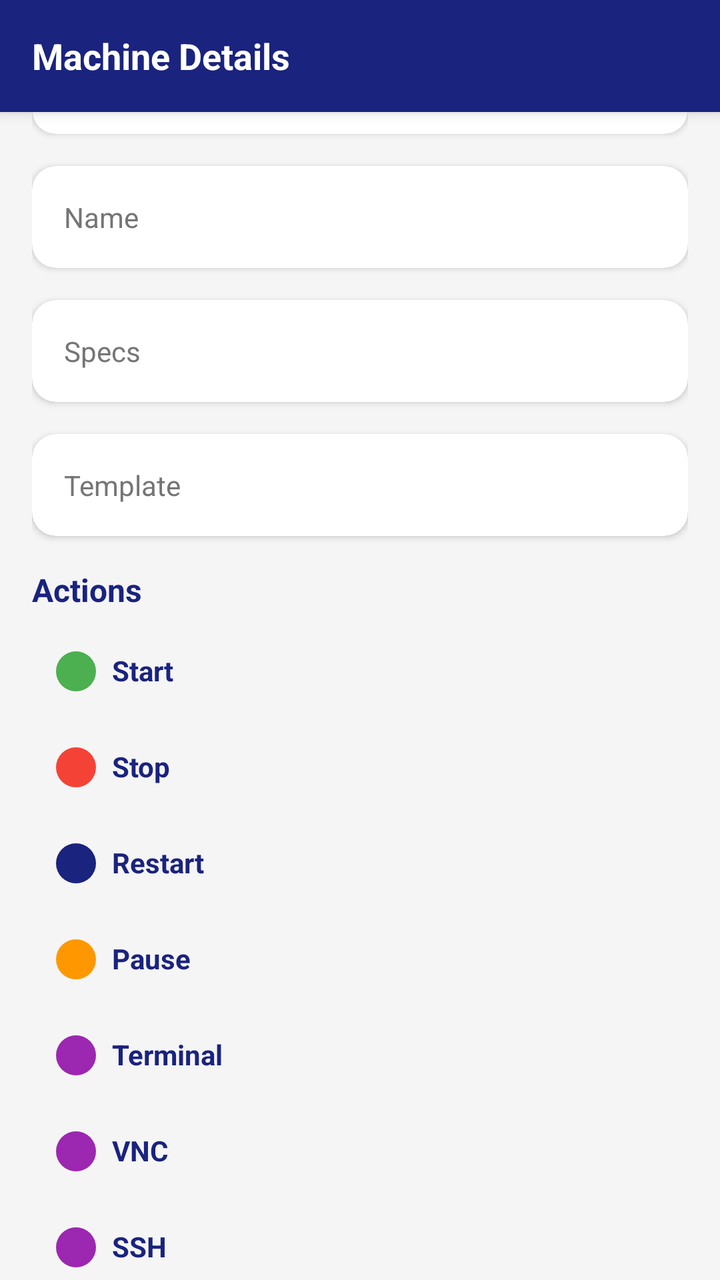
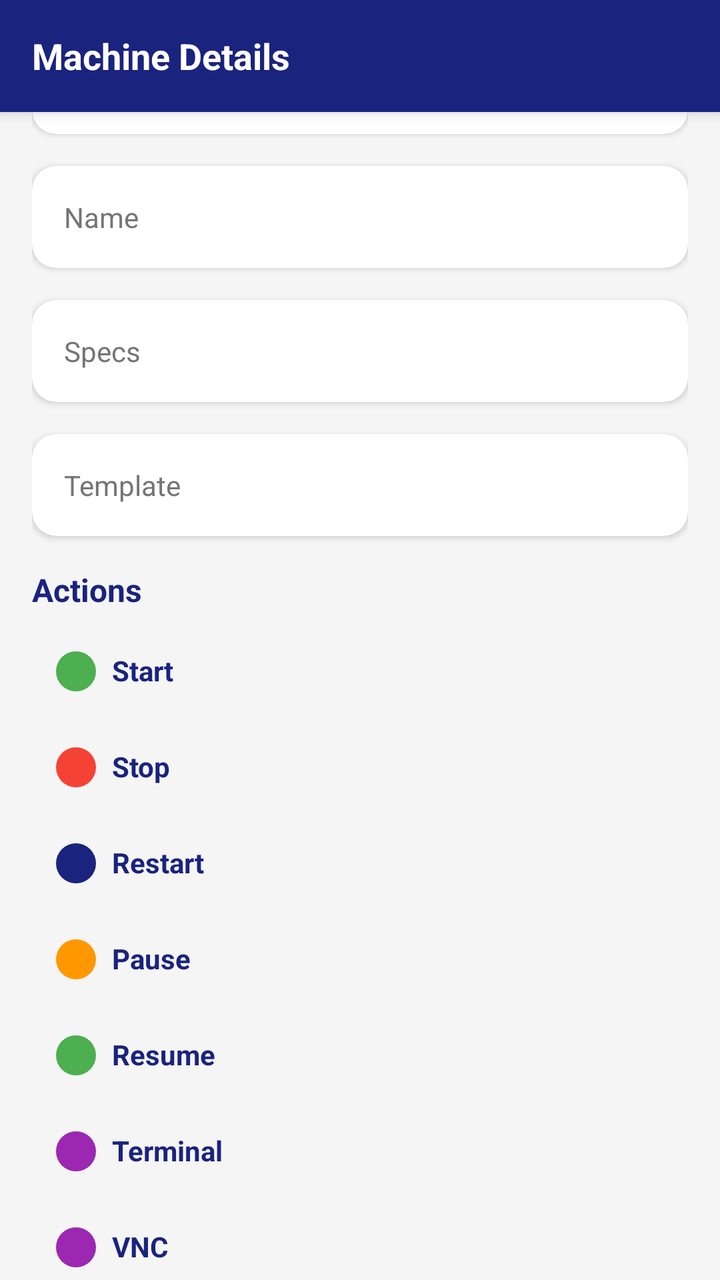

Before-and-after screenshots of an Android layout around one commit, followed by the original layout XML and the change that was made.
<!-- AndroidManifest.xml: activity theme Theme.InstaboxManager -->
<!-- res/layout/activity_machine_detail.xml -->
<?xml version="1.0" encoding="utf-8"?>
<androidx.coordinatorlayout.widget.CoordinatorLayout
    xmlns:android="http://schemas.android.com/apk/res/android"
    xmlns:app="http://schemas.android.com/apk/res-auto"
    xmlns:tools="http://schemas.android.com/tools"
    android:layout_width="match_parent"
    android:layout_height="match_parent"
    android:background="@color/background">

    <com.google.android.material.appbar.AppBarLayout
        android:layout_width="match_parent"
        android:layout_height="wrap_content"
        android:background="@color/primary">

        <androidx.appcompat.widget.Toolbar
            android:id="@+id/toolbar"
            android:layout_width="match_parent"
            android:layout_height="?attr/actionBarSize"
            android:background="@color/primary">

            <TextView
                android:layout_width="wrap_content"
                android:layout_height="wrap_content"
                android:text="@string/machine_details"
                android:textColor="@color/white"
                android:textSize="18sp"
                android:textStyle="bold" />

        </androidx.appcompat.widget.Toolbar>

    </com.google.android.material.appbar.AppBarLayout>

    <androidx.core.widget.NestedScrollView
        android:layout_width="match_parent"
        android:layout_height="match_parent">

        <LinearLayout
            android:layout_width="match_parent"
            android:layout_height="wrap_content"
            android:orientation="vertical"
            android:padding="16dp">

            
            <com.google.android.material.card.MaterialCardView
                android:layout_width="match_parent"
                android:layout_height="wrap_content"
                android:layout_marginBottom="16dp"
                app:cardCornerRadius="12dp"
                app:cardElevation="2dp">

                <LinearLayout
                    android:layout_width="match_parent"
                    android:layout_height="wrap_content"
                    android:orientation="horizontal"
                    android:padding="16dp"
                    android:gravity="center_vertical">

                    <TextView
                        android:layout_width="0dp"
                        android:layout_height="wrap_content"
                        android:layout_weight="1"
                        android:text="@string/machine_status"
                        android:textColor="@color/text_secondary"
                        android:textSize="14sp" />

                    <ImageView
                        android:id="@+id/indicatorState"
                        android:layout_width="16dp"
                        android:layout_height="16dp"
                        android:layout_marginEnd="8dp"
                        android:src="@drawable/rounded_corner"
                        android:tint="@color/status_unknown" />

                    <TextView
                        android:id="@+id/textStatus"
                        android:layout_width="wrap_content"
                        android:layout_height="wrap_content"
                        android:textSize="14sp"
                        android:textStyle="bold"
                        android:textColor="@color/text_primary" />
                </LinearLayout>

            </com.google.android.material.card.MaterialCardView>

            
            <com.google.android.material.card.MaterialCardView
                android:layout_width="match_parent"
                android:layout_height="wrap_content"
                android:layout_marginBottom="16dp"
                app:cardCornerRadius="12dp"
                app:cardElevation="2dp">

                <LinearLayout
                    android:layout_width="match_parent"
                    android:layout_height="wrap_content"
                    android:orientation="horizontal"
                    android:padding="16dp"
                    android:gravity="center_vertical">

                    <TextView
                        android:layout_width="0dp"
                        android:layout_height="wrap_content"
                        android:layout_weight="1"
                        android:text="@string/machine_name"
                        android:textColor="@color/text_secondary"
                        android:textSize="14sp" />

                    <TextView
                        android:id="@+id/textName"
                        android:layout_width="0dp"
                        android:layout_height="wrap_content"
                        android:layout_weight="2"
                        android:textSize="14sp"
                        android:textColor="@color/text_primary" />
                </LinearLayout>

            </com.google.android.material.card.MaterialCardView>

            
            <com.google.android.material.card.MaterialCardView
                android:layout_width="match_parent"
                android:layout_height="wrap_content"
                android:layout_marginBottom="16dp"
                app:cardCornerRadius="12dp"
                app:cardElevation="2dp">

                <LinearLayout
                    android:layout_width="match_parent"
                    android:layout_height="wrap_content"
                    android:orientation="horizontal"
                    android:padding="16dp"
                    android:gravity="center_vertical">

                    <TextView
                        android:layout_width="0dp"
                        android:layout_height="wrap_content"
                        android:layout_weight="1"
                        android:text="@string/machine_specs_label"
                        android:textColor="@color/text_secondary"
                        android:textSize="14sp" />

                    <TextView
                        android:id="@+id/textSpecs2"
                        android:layout_width="0dp"
                        android:layout_height="wrap_content"
                        android:layout_weight="2"
                        android:textSize="14sp"
                        android:textColor="@color/text_primary" />
                </LinearLayout>

            </com.google.android.material.card.MaterialCardView>

            
            <com.google.android.material.card.MaterialCardView
                android:layout_width="match_parent"
                android:layout_height="wrap_content"
                android:layout_marginBottom="16dp"
                app:cardCornerRadius="12dp"
                app:cardElevation="2dp">

                <LinearLayout
                    android:layout_width="match_parent"
                    android:layout_height="wrap_content"
                    android:orientation="horizontal"
                    android:padding="16dp"
                    android:gravity="center_vertical">

                    <TextView
                        android:layout_width="0dp"
                        android:layout_height="wrap_content"
                        android:layout_weight="1"
                        android:text="@string/machine_template"
                        android:textColor="@color/text_secondary"
                        android:textSize="14sp" />

                    <TextView
                        android:id="@+id/textTemplate2"
                        android:layout_width="0dp"
                        android:layout_height="wrap_content"
                        android:layout_weight="2"
                        android:textSize="14sp"
                        android:textColor="@color/text_primary" />
                </LinearLayout>

            </com.google.android.material.card.MaterialCardView>

            
            <TextView
                android:layout_width="match_parent"
                android:layout_height="wrap_content"
                android:text="@string/machine_actions"
                android:textColor="@color/primary"
                android:textSize="16sp"
                android:textStyle="bold"
                android:layout_marginBottom="8dp" />

            <LinearLayout
                android:id="@+id/llStart"
                android:layout_width="match_parent"
                android:layout_height="wrap_content"
                android:orientation="horizontal"
                android:background="?attr/selectableItemBackground"
                android:padding="12dp"
                android:layout_marginBottom="4dp">

                <ImageView
                    android:layout_width="20dp"
                    android:layout_height="20dp"
                    android:src="@drawable/rounded_corner"
                    android:tint="@color/status_running" />

                <TextView
                    android:layout_width="0dp"
                    android:layout_height="wrap_content"
                    android:layout_weight="1"
                    android:layout_marginStart="8dp"
                    android:text="@string/start_machine"
                    android:textSize="14sp"
                    android:textColor="@color/primary"
                    android:textStyle="bold" />
            </LinearLayout>

            <LinearLayout
                android:id="@+id/llStop"
                android:layout_width="match_parent"
                android:layout_height="wrap_content"
                android:orientation="horizontal"
                android:background="?attr/selectableItemBackground"
                android:padding="12dp"
                android:layout_marginBottom="4dp">

                <ImageView
                    android:layout_width="20dp"
                    android:layout_height="20dp"
                    android:src="@drawable/rounded_corner"
                    android:tint="@color/status_stopped" />

                <TextView
                    android:layout_width="0dp"
                    android:layout_height="wrap_content"
                    android:layout_weight="1"
                    android:layout_marginStart="8dp"
                    android:text="@string/stop_machine"
                    android:textSize="14sp"
                    android:textColor="@color/primary"
                    android:textStyle="bold" />
            </LinearLayout>

            <LinearLayout
                android:id="@+id/llRestart"
                android:layout_width="match_parent"
                android:layout_height="wrap_content"
                android:orientation="horizontal"
                android:background="?attr/selectableItemBackground"
                android:padding="12dp"
                android:layout_marginBottom="4dp">

                <ImageView
                    android:layout_width="20dp"
                    android:layout_height="20dp"
                    android:src="@drawable/rounded_corner"
                    android:tint="@color/primary" />

                <TextView
                    android:layout_width="0dp"
                    android:layout_height="wrap_content"
                    android:layout_weight="1"
                    android:layout_marginStart="8dp"
                    android:text="@string/restart_machine"
                    android:textSize="14sp"
                    android:textColor="@color/primary"
                    android:textStyle="bold" />
            </LinearLayout>

            <LinearLayout
                android:id="@+id/llPause"
                android:layout_width="match_parent"
                android:layout_height="wrap_content"
                android:orientation="horizontal"
                android:background="?attr/selectableItemBackground"
                android:padding="12dp"
                android:layout_marginBottom="4dp">

                <ImageView
                    android:layout_width="20dp"
                    android:layout_height="20dp"
                    android:src="@drawable/rounded_corner"
                    android:tint="@color/status_paused" />

                <TextView
                    android:layout_width="0dp"
                    android:layout_height="wrap_content"
                    android:layout_weight="1"
                    android:layout_marginStart="8dp"
                    android:text="@string/pause_machine"
                    android:textSize="14sp"
                    android:textColor="@color/primary"
                    android:textStyle="bold" />
            </LinearLayout>

            
            <LinearLayout
                android:id="@+id/llTerminal"
                android:layout_width="match_parent"
                android:layout_height="wrap_content"
                android:orientation="horizontal"
                android:background="?attr/selectableItemBackground"
                android:padding="12dp"
                android:layout_marginBottom="4dp">

                <ImageView
                    android:layout_width="20dp"
                    android:layout_height="20dp"
                    android:src="@drawable/rounded_corner"
                    android:tint="@color/status_creating" />

                <TextView
                    android:layout_width="0dp"
                    android:layout_height="wrap_content"
                    android:layout_weight="1"
                    android:layout_marginStart="8dp"
                    android:text="@string/terminal"
                    android:textSize="14sp"
                    android:textColor="@color/primary"
                    android:textStyle="bold" />
            </LinearLayout>

            
            <LinearLayout
                android:id="@+id/llVnc"
                android:layout_width="match_parent"
                android:layout_height="wrap_content"
                android:orientation="horizontal"
                android:background="?attr/selectableItemBackground"
                android:padding="12dp"
                android:layout_marginBottom="4dp">

                <ImageView
                    android:layout_width="20dp"
                    android:layout_height="20dp"
                    android:src="@drawable/rounded_corner"
                    android:tint="@color/status_creating" />

                <TextView
                    android:layout_width="0dp"
                    android:layout_height="wrap_content"
                    android:layout_weight="1"
                    android:layout_marginStart="8dp"
                    android:text="@string/vnc"
                    android:textSize="14sp"
                    android:textColor="@color/primary"
                    android:textStyle="bold" />
            </LinearLayout>

            
            <LinearLayout
                android:id="@+id/llSsh"
                android:layout_width="match_parent"
                android:layout_height="wrap_content"
                android:orientation="horizontal"
                android:background="?attr/selectableItemBackground"
                android:padding="12dp"
                android:layout_marginBottom="4dp">

                <ImageView
                    android:layout_width="20dp"
                    android:layout_height="20dp"
                    android:src="@drawable/rounded_corner"
                    android:tint="@color/status_creating" />

                <TextView
                    android:layout_width="0dp"
                    android:layout_height="wrap_content"
                    android:layout_weight="1"
                    android:layout_marginStart="8dp"
                    android:text="@string/ssh"
                    android:textSize="14sp"
                    android:textColor="@color/primary"
                    android:textStyle="bold" />
            </LinearLayout>

            
            <LinearLayout
                android:id="@+id/llCommand"
                android:layout_width="match_parent"
                android:layout_height="wrap_content"
                android:orientation="horizontal"
                android:background="?attr/selectableItemBackground"
                android:padding="12dp"
                android:layout_marginBottom="4dp">

                <ImageView
                    android:layout_width="20dp"
                    android:layout_height="20dp"
                    android:src="@drawable/rounded_corner"
                    android:tint="@color/status_creating" />

                <TextView
                    android:layout_width="0dp"
                    android:layout_height="wrap_content"
                    android:layout_weight="1"
                    android:layout_marginStart="8dp"
                    android:text="@string/run_command"
                    android:textSize="14sp"
                    android:textColor="@color/primary"
                    android:textStyle="bold" />
            </LinearLayout>

            
            <LinearLayout
                android:id="@+id/llLogs"
                android:layout_width="match_parent"
                android:layout_height="wrap_content"
                android:orientation="horizontal"
                android:background="?attr/selectableItemBackground"
                android:padding="12dp"
                android:layout_marginBottom="4dp">

                <ImageView
                    android:layout_width="20dp"
                    android:layout_height="20dp"
                    android:src="@drawable/rounded_corner"
                    android:tint="@color/status_creating" />

                <TextView
                    android:layout_width="0dp"
                    android:layout_height="wrap_content"
                    android:layout_weight="1"
                    android:layout_marginStart="8dp"
                    android:text="@string/logs"
                    android:textSize="14sp"
                    android:textColor="@color/primary"
                    android:textStyle="bold" />
            </LinearLayout>

            
            <LinearLayout
                android:id="@+id/llMetrics"
                android:layout_width="match_parent"
                android:layout_height="wrap_content"
                android:orientation="horizontal"
                android:background="?attr/selectableItemBackground"
                android:padding="12dp"
                android:layout_marginBottom="4dp">

                <ImageView
                    android:layout_width="20dp"
                    android:layout_height="20dp"
                    android:src="@drawable/rounded_corner"
                    android:tint="@color/status_creating" />

                <TextView
                    android:layout_width="0dp"
                    android:layout_height="wrap_content"
                    android:layout_weight="1"
                    android:layout_marginStart="8dp"
                    android:text="@string/metrics"
                    android:textSize="14sp"
                    android:textColor="@color/primary"
                    android:textStyle="bold" />
            </LinearLayout>

            
            <LinearLayout
                android:layout_width="match_parent"
                android:layout_height="wrap_content"
                android:orientation="horizontal"
                android:background="?attr/selectableItemBackground"
                android:padding="16dp"
                android:layout_marginBottom="16dp">

                <ImageView
                    android:layout_width="20dp"
                    android:layout_height="20dp"
                    android:src="@drawable/rounded_corner"
                    android:tint="@color/primary" />

                <LinearLayout
                    android:layout_width="0dp"
                    android:layout_height="match_parent"
                    android:layout_weight="1"
                    android:orientation="vertical"
                    android:layout_marginStart="8dp">

                    <TextView
                        android:layout_width="wrap_content"
                        android:layout_height="wrap_content"
                        android:text="@string/run_command"
                        android:textSize="14sp"
                        android:textColor="@color/primary"
                        android:textStyle="bold" />

                    <com.google.android.material.textfield.TextInputLayout
                        android:id="@+id/commandLayout"
                        style="@style/Widget.MaterialComponents.TextInputLayout.OutlinedBox"
                        android:layout_width="match_parent"
                        android:layout_height="wrap_content"
                        android:layout_marginTop="4dp">

                        <com.google.android.material.textfield.TextInputEditText
                            android:id="@+id/inputCommand"
                            android:layout_width="match_parent"
                            android:layout_height="wrap_content"
                            android:hint="@string/command_hint"
                            android:inputType="textMultiLine"
                            android:maxLines="3" />
                    </com.google.android.material.textfield.TextInputLayout>
                </LinearLayout>

                <Button
                    android:id="@+id/btnExecute"
                    android:layout_width="wrap_content"
                    android:layout_height="wrap_content"
                    android:text="@string/send_command"
                    android:textSize="12sp"
                    android:backgroundTint="@color/primary"
                    android:textColor="@color/white"
                    android:layout_marginEnd="8dp" />
            </LinearLayout>

            
            <com.google.android.material.card.MaterialCardView
                android:layout_width="match_parent"
                android:layout_height="wrap_content"
                app:cardCornerRadius="12dp"
                app:cardElevation="2dp">

                <LinearLayout
                    android:layout_width="match_parent"
                    android:layout_height="wrap_content"
                    android:orientation="vertical"
                    android:padding="12dp">

                    <TextView
                        android:id="@+id/textCommandOutputTitle"
                        android:layout_width="wrap_content"
                        android:layout_height="wrap_content"
                        android:text="@string/command_output"
                        android:textSize="12sp"
                        android:textColor="@color/text_secondary" />

                    <TextView
                        android:id="@+id/textCommandOutput"
                        android:layout_width="match_parent"
                        android:layout_height="wrap_content"
                        android:textSize="13sp"
                        android:textColor="@color/text_primary"
                        android:layout_marginTop="8dp"
                        android:scrollbars="vertical"
                        android:minHeight="80dp" />
                </LinearLayout>

            </com.google.android.material.card.MaterialCardView>

        </LinearLayout>

    </androidx.core.widget.NestedScrollView>

</androidx.coordinatorlayout.widget.CoordinatorLayout>
<!-- resources referenced by this layout -->
<resources>
  <color name="background">#F5F5F5</color>
  <color name="primary">#1A237E</color>
  <color name="status_creating">#9C27B0</color>
  <color name="status_paused">#FF9800</color>
  <color name="status_running">#4CAF50</color>
  <color name="status_stopped">#F44336</color>
  <color name="status_unknown">#757575</color>
  <color name="text_primary">#212121</color>
  <color name="text_secondary">#757575</color>
  <color name="white">#FFFFFFFF</color>
  <!-- drawable rounded_corner (drawable) -->
  <?xml version="1.0" encoding="utf-8"?>
  <layer-list xmlns:android="http://schemas.android.com/apk/res/android">
      <item>
          <shape android:shape="rectangle">
              <solid android:color="@color/white" />
              <corners android:radius="16dp" />
          </shape>
      </item>
  </layer-list>
  <string name="command_hint">Enter command to run</string>
  <string name="command_output">Output</string>
  <string name="logs">Logs</string>
  <string name="machine_actions">Actions</string>
  <string name="machine_details">Machine Details</string>
  <string name="machine_name">Name</string>
  <string name="machine_specs_label">Specs</string>
  <string name="machine_status">Status</string>
  <string name="machine_template">Template</string>
  <string name="metrics">Metrics</string>
  <string name="pause_machine">Pause</string>
  <string name="restart_machine">Restart</string>
  <string name="run_command">Run Command</string>
  <string name="send_command">Send</string>
  <string name="ssh">SSH</string>
  <string name="start_machine">Start</string>
  <string name="stop_machine">Stop</string>
  <string name="terminal">Terminal</string>
  <string name="vnc">VNC</string>
  <style name="Theme.InstaboxManager" parent="Theme.MaterialComponents.Light.NoActionBar">
          <item name="colorPrimary">@color/primary</item>
          <item name="colorPrimaryDark">@color/primary_dark</item>
          <item name="colorAccent">@color/accent</item>
          <item name="android:statusBarColor">@color/primary_dark</item>
          <item name="android:navigationBarColor">@color/background</item>
          <item name="android:windowBackground">@color/background</item>
      </style>
  <color name="primary_dark">#0D0C22</color>
  <color name="accent">#00BCD4</color>
</resources>

<!-- the commit's change to res/layout/activity_machine_detail.xml (unified diff, before → after) -->
@@ -296,7 +296,33 @@
                     android:textSize="14sp"
                     android:textColor="@color/primary"
                     android:textStyle="bold" />
-            </LinearLayout>
+                </LinearLayout>
+
+                <LinearLayout
+                android:id="@+id/llResume"
+                android:layout_width="match_parent"
+                android:layout_height="wrap_content"
+                android:orientation="horizontal"
+                android:background="?attr/selectableItemBackground"
+                android:padding="12dp"
+                android:layout_marginBottom="4dp">
+
+                <ImageView
+                android:layout_width="20dp"
+                android:layout_height="20dp"
+                android:src="@drawable/rounded_corner"
+                android:tint="@color/status_running" />
+
+                <TextView
+                android:layout_width="0dp"
+                android:layout_height="wrap_content"
+                android:layout_weight="1"
+                android:layout_marginStart="8dp"
+                android:text="@string/resume_machine"
+                android:textSize="14sp"
+                android:textColor="@color/primary"
+                android:textStyle="bold" />
+                </LinearLayout>
 
             
             <LinearLayout
<!-- resource entries referenced after the edit -->
@@ -32,6 +32,7 @@
   <string name="metrics">Metrics</string>
   <string name="pause_machine">Pause</string>
   <string name="restart_machine">Restart</string>
+  <string name="resume_machine">Resume</string>
   <string name="run_command">Run Command</string>
   <string name="send_command">Send</string>
   <string name="ssh">SSH</string>
